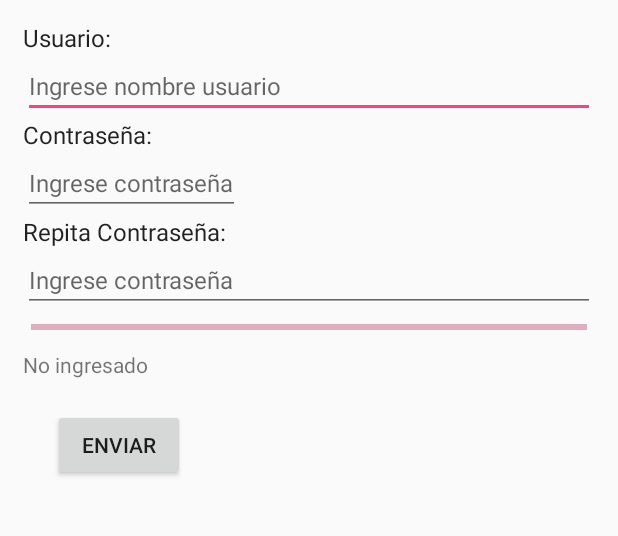
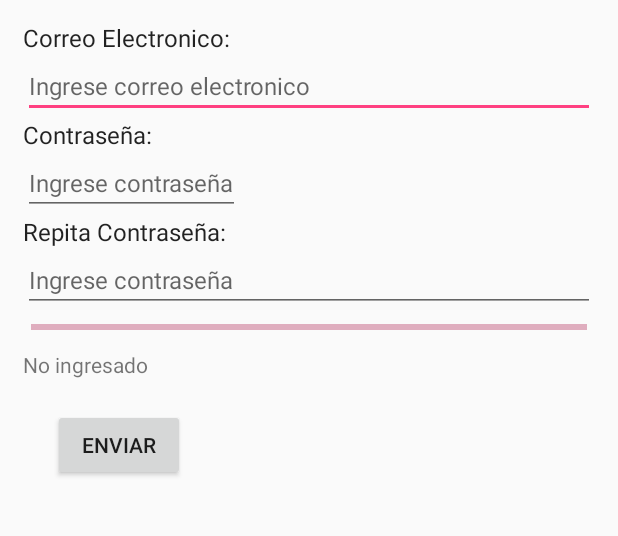
Before and after one commit to retto710/TDP, an Android app: the RegisterDoctorActivity screen opened directly, with no data from a screen before it, on a phone screen of 412 x 824 dp, the part 400-936 px from its top. Run offline under Robolectric (Android 15) with nearby library versions, the phone set to English and light mode, and no system bars; our stand-ins replace CircleImageView, Firebase (no records; nobody signed in at launch, a user with empty details on screens opened directly).

```diff
--- a/app/src/main/java/com/yashsoni/visualrecognitionsample/RegisterDoctorActivity.java
+++ b/app/src/main/java/com/yashsoni/visualrecognitionsample/RegisterDoctorActivity.java
@@ -125,6 +125,8 @@ public class RegisterDoctorActivity extends AppCompatActivity {
                             public void onComplete(@NonNull Task<AuthResult> task) {
                                 if (task.isSuccessful()) {
                                     // Sign in success, update UI with the signed-in user's information
+                                    final FirebaseUser user = mAuth.getCurrentUser();
+                                    user.sendEmailVerification();
                                     Intent HomeIntent= new Intent(getApplicationContext(),RegisterDoctorInfoActivity.class);
                                     HomeIntent.putExtra("correo",username.getText().toString());
                                     startActivity(HomeIntent);
--- a/app/src/main/java/com/yashsoni/visualrecognitionsample/RegisterDoctorInfoActivity.java
+++ b/app/src/main/java/com/yashsoni/visualrecognitionsample/RegisterDoctorInfoActivity.java
@@ -5,6 +5,7 @@ import android.support.annotation.NonNull;
 import android.support.v7.app.AppCompatActivity;
 import android.os.Bundle;
 import android.util.Log;
+import android.view.Menu;
 import android.view.View;
 import android.widget.ArrayAdapter;
 import android.widget.Button;
@@ -66,7 +67,7 @@ public class RegisterDoctorInfoActivity extends AppCompatActivity {
             @Override
             public void onClick(View v) {
                 CrearDoctor();
-                Intent HomeIntent= new Intent(getApplicationContext(),PatientActivity.class);
+                Intent HomeIntent= new Intent(getApplicationContext(), PatientActivity.class);
                 HomeIntent.putExtra("dni",edtDNI.getText().toString());
                 startActivity(HomeIntent);
             }
--- a/app/src/main/res/layout/activity_register_doctor.xml
+++ b/app/src/main/res/layout/activity_register_doctor.xml
@@ -28,7 +28,7 @@
             android:id="@+id/textUsuario"
             android:layout_width="match_parent"
             android:layout_height="wrap_content"
-            android:text="Usuario:"
+            android:text="Correo Electronico:"
             app:layout_constraintTop_toBottomOf="@+id/logo"
             android:layout_marginTop="14dp"
             style="@style/Base.TextAppearance.AppCompat.Subhead"
@@ -38,7 +38,7 @@
             android:layout_width="match_parent"
             android:layout_height="wrap_content"
             android:inputType="textEmailAddress"
-            android:hint="Ingrese nombre usuario"
+            android:hint="Ingrese correo electronico"
             style="@style/Base.TextAppearance.AppCompat.Subhead"
             app:layout_constraintTop_toBottomOf="@+id/textUsuario"
             />
```
Also changed, not shown: app/src/main/java/com/yashsoni/visualrecognitionsample/RegisterActivity.java (+6 -5 lines).
